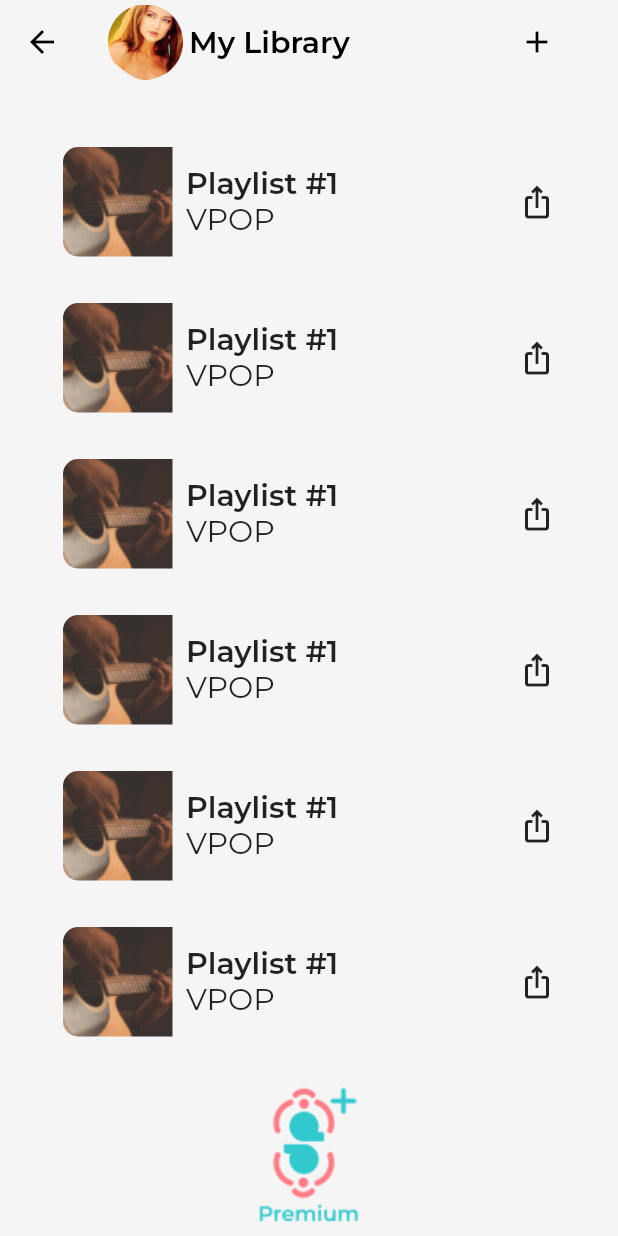
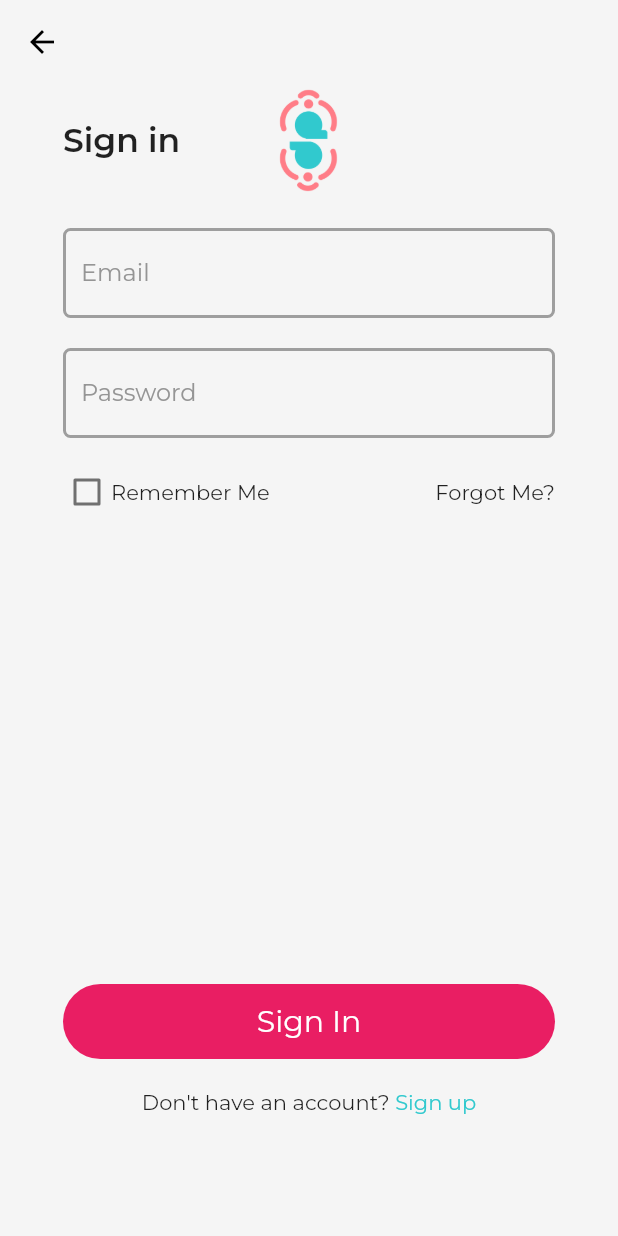
Before and after one commit to Huyuyh/Swipetune, a Flutter app: the screen it shows after launch, on a phone screen of 412 x 824 dp. Run offline on Flutter 3.47's test engine with Material 2 defaults, Android fonts, the light colour scheme and no system bars; our stand-ins replace font_awesome_flutter, get, google_fonts, swipe_cards.

Commit message:
sign in page

```diff
--- /dev/null
+++ b/lib/screens/sign_in.dart
@@ -0,0 +1,77 @@
+import 'package:flutter/material.dart';
+import 'package:flutter/src/widgets/framework.dart';
+import 'package:flutter/src/widgets/placeholder.dart';
+import 'package:flutter/widgets.dart';
+import 'package:swipetune/utils/constants.dart';
+import 'package:swipetune/widgets/login/custom_textfield_outline.dart';
+import 'package:swipetune/widgets/login/sign_in_bottom.dart';
+import 'package:swipetune/widgets/login/sign_in_header.dart';
+import 'package:swipetune/widgets/profile/custom_texfield.dart';
+
+class SignIn extends StatelessWidget {
+  const SignIn({super.key});
+
+  @override
+  Widget build(BuildContext context) {
+    return Scaffold(
+      appBar: AppBar(
+        leading: IconButton(
+          icon: Container(
+            child: Icon(Icons.arrow_back),
+          ),
+          onPressed: () {},
+        ),
+      ),
+      body: Container(
+        padding: sPadding(),
+        child: Column(
+          children: [
+            Container(
+              height: 600,
+              child: Column(
+                children: [
+                  Header(),
+                  SizedBox(
+                    height: 20,
+                  ),
+                  CustomTextFieldOutline(
+                    label: "Email",
+                    hintText: "Type your email",
+                  ),
+                  CustomTextFieldOutline(
+                      label: "Password",
+                      hintText: "Type your password",
+                      isObscure: true),
+                  // SizedBox(height: 10),
+                  Row(
+                    mainAxisAlignment: MainAxisAlignment.spaceBetween,
+                    children: [
+                      Row(
+                        children: [
+                          Container(
+                            child: Checkbox(
+                              visualDensity: VisualDensity.compact,
+                              materialTapTargetSize: MaterialTapTargetSize.shrinkWrap,
+                              value: false, // Replace with your checkbox logic
+                              onChanged: (value) {
+                                // Replace with your checkbox logic
+                              },
+                            ),
+                          ),
+                          Text("Remember Me"),
+                        ],
+                      ),
+                          Text("Forgot Me?"),
+
+                    ],
+                  ),
+                ],
+              ),
+            ),
+            SignInBottom()
+          ],
+        ),
+      ),
+    );
+  }
+}
--- a/lib/utils/routes.dart
+++ b/lib/utils/routes.dart
@@ -7,6 +7,7 @@ import 'package:swipetune/screens/my_library.dart';
 import 'package:swipetune/screens/profile_page.dart';
 import 'package:swipetune/screens/select_app.dart';
 import 'package:swipetune/screens/select_genre.dart';
+import 'package:swipetune/screens/sign_in.dart';
 
 class Routes {
   static const String _login = "/";
@@ -16,8 +17,9 @@ class Routes {
   static const String _profile = "/Profile";
   static const String _home = "/Home";
   static const String _library = "/Library";
+  static const String _signIn = "/SignIn";
 
-  static String getHomeRoute() => _library;
+  static String getHomeRoute() => _signIn;
 
   static List<GetPage> routes = [
     GetPage(name: _home, page: () => HomeScreen()),
@@ -26,6 +28,8 @@ class Routes {
     GetPage(name: _selectGenre, page: () => SelectGenreScreen()),
     GetPage(name: _selectApp, page: () => SelectApp()),
     GetPage(name: _profile, page: () => ProfileScreen()),
-    GetPage(name: _library, page: () => MyLibrary())
+    GetPage(name: _library, page: () => MyLibrary()),
+    GetPage(name: _signIn, page: () => SignIn()),
+
   ];
 }
--- /dev/null
+++ b/lib/widgets/login/checkbox.dart
@@ -0,0 +1,20 @@
+import 'package:flutter/material.dart';
+import 'package:flutter/src/widgets/framework.dart';
+import 'package:flutter/src/widgets/placeholder.dart';
+import 'package:flutter/widgets.dart';
+
+class MyCheckBox extends StatelessWidget {
+  const MyCheckBox({super.key});
+
+  @override
+  Widget build(BuildContext context) {
+    return Container(
+      child: CheckboxListTile(
+        value: false,
+        onChanged: (value) {
+
+        },
+      ),
+    );
+  }
+}
--- /dev/null
+++ b/lib/widgets/login/custom_textfield_outline.dart
@@ -0,0 +1,98 @@
+import 'package:flutter/material.dart';
+import 'package:flutter/src/widgets/framework.dart';
+import 'package:flutter/src/widgets/placeholder.dart';
+import 'package:flutter/widgets.dart';
+import 'package:google_fonts/google_fonts.dart';
+
+class CustomTextFieldOutline extends StatelessWidget {
+  const CustomTextFieldOutline(
+      {Key? key,
+      this.controller,
+      required this.label,
+      required this.hintText,
+      this.onTap,
+      this.onChanged,
+      this.readOnly = false,
+      this.focusNode,
+      this.focused = false,
+      this.initialValue,
+      this.floatingLabelBehavior,
+      this.isObscure = false})
+      : super(key: key);
+
+  final TextEditingController? controller;
+  final String label;
+  final String hintText;
+  final VoidCallback? onTap;
+  final void Function(String)? onChanged;
+  final bool? readOnly;
+  final FocusNode? focusNode;
+  final bool focused;
+  final String? initialValue;
+  final bool? floatingLabelBehavior;
+  final bool isObscure;
+
+  Icon? _getRightIcon() {
+    if (label == 'Time') {
+      return Icon(
+        Icons.access_time_rounded,
+        color: Colors.grey.withOpacity(0.5),
+      );
+    }
+    if (label == 'Date') {
+      return Icon(
+        Icons.date_range,
+        color: Colors.grey.withOpacity(0.5),
+      );
+    }
+    return null;
+  }
+
+  @override
+  Widget build(BuildContext context) {
+    return Column(
+      crossAxisAlignment: CrossAxisAlignment.start,
+      children: [
+        TextFormField(
+          obscureText: isObscure,
+          focusNode: focusNode,
+          initialValue: initialValue,
+          autofocus: focused,
+          readOnly: readOnly as bool,
+          maxLines: label == 'Description' ? 5 : 1,
+          controller: controller,
+          // style: kTextStyleBoldBlack(18),
+          onTap: onTap,
+          onChanged: onChanged,
+          decoration: InputDecoration(
+            // contentPadding: const EdgeInsets.all(14),
+            labelText: label,
+            hintText: hintText,
+            floatingLabelBehavior: floatingLabelBehavior != true ? null : FloatingLabelBehavior.always,
+            labelStyle: TextStyle(
+              color: Color(0xff959595),
+              fontSize: 16,
+            ),
+            // hintStyle: kTextStyleBoldGrey(18),
+            suffixIcon: _getRightIcon(),
+            border: InputBorder.none,
+            enabledBorder: _borders(),
+            focusedBorder: _borders(),
+            disabledBorder: _borders(),
+          ),
+        ),
+        SizedBox(height: 20,)
+      ],
+    );
+  }
+
+  _borders() {
+    return OutlineInputBorder(
+      borderRadius: BorderRadius.circular(5),
+      borderSide: BorderSide(
+        width: 2,
+        color: Colors.grey,
+      ),
+    );
+  }
+}
--- /dev/null
+++ b/lib/widgets/login/sign_in_bottom.dart
@@ -0,0 +1,32 @@
+import 'package:flutter/material.dart';
+import 'package:flutter/src/widgets/framework.dart';
+import 'package:flutter/src/widgets/placeholder.dart';
+import 'package:flutter/widgets.dart';
+import 'package:swipetune/widgets/button/button_large.dart';
+
+class SignInBottom extends StatelessWidget {
+  const SignInBottom({super.key});
+
+  @override
+  Widget build(BuildContext context) {
+    return Container(
+      child: Column(
+        children: [
+          SolidButtonLarge(label: "Sign In", color: Colors.pink),
+          SizedBox(height: 20,),
+          Row(
+            mainAxisAlignment: MainAxisAlignment.center,
+            children: [
+              Text("Don't have an account? "),
+              Text("Sign up",
+              style: TextStyle(
+                color: Color(0xff31C9CE)
+              ),
+              )
+            ],
+          )
+        ],
+      ),
+    );
+  }
+}
--- /dev/null
+++ b/lib/widgets/login/sign_in_header.dart
@@ -0,0 +1,49 @@
+import 'package:flutter/material.dart';
+import 'package:flutter/src/widgets/framework.dart';
+import 'package:flutter/src/widgets/placeholder.dart';
+import 'package:flutter/widgets.dart';
+
+class Header extends StatelessWidget {
+  const Header({super.key});
+
+  @override
+  Widget build(BuildContext context) {
+    return Container(
+      child: Row(
+        mainAxisAlignment: MainAxisAlignment.center,
+        crossAxisAlignment: CrossAxisAlignment.center,
+        children: [
+          Expanded(
+            child: Container(
+              alignment: Alignment.centerLeft,
+              child: Text(
+                'Sign in',
+                style: TextStyle(fontSize: 22, fontWeight: FontWeight.w600),
+              ),
+            ),
+          ),
+          Expanded(
+            child: Container(
+              alignment: Alignment.center,
+              child: Image.asset(
+                'assets/images/logo_fill.png', // Replace with your logo image path
+                width: 75.0,
+                height: 75.0,
+              ),
+            ),
+          ),
+          Expanded(
+            child: Container(
+              alignment: Alignment.centerRight,
+              padding: EdgeInsets.all(16.0),
+              child: Text(
+                'Your Text',
+                style: TextStyle(fontSize: 18.0, color: Color(0xfff5f5f5)),
+              ),
+            ),
+          ),
+        ],
+      ),
+    );
+  }
+}
```
